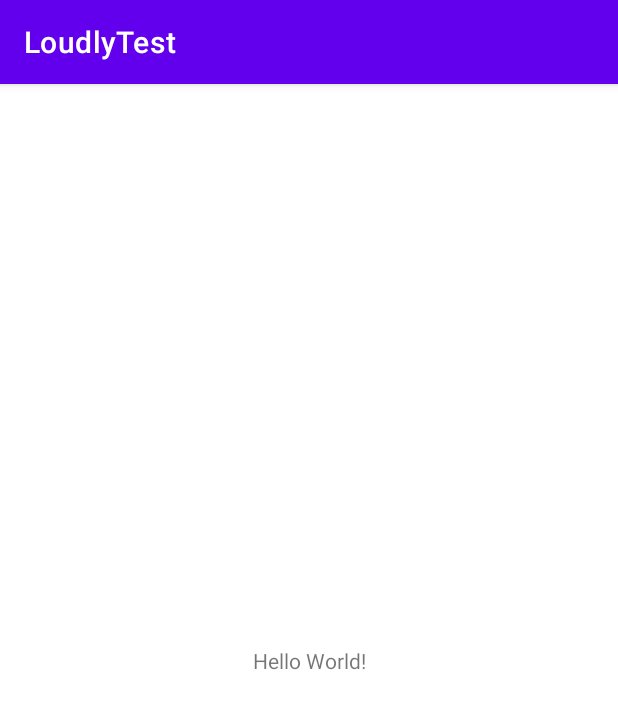
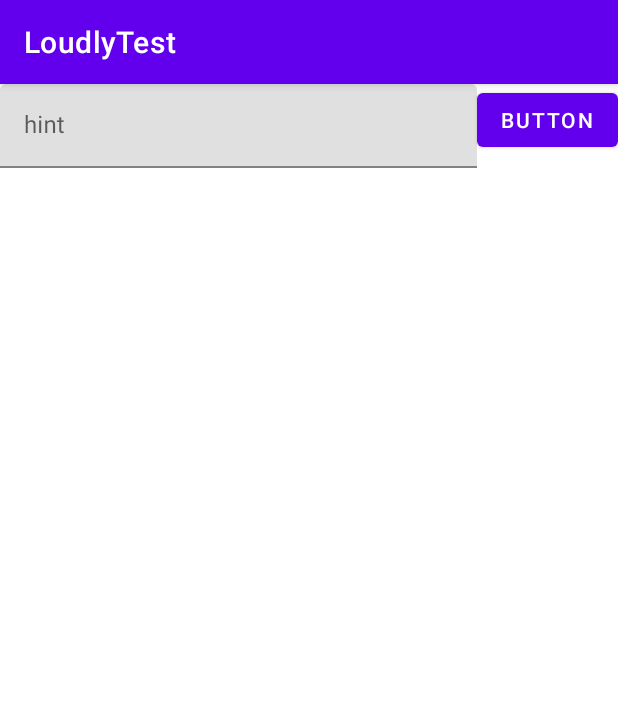
Before and after one commit to KilianCallebaut/LoudlyTest, an Android app: the screen it shows after launch (MainActivity), on a phone screen of 412 x 824 dp. Shown: the top 709 px of the screen. Run offline under Robolectric (Android 15) with nearby library versions, the phone set to English and light mode, and no system bars.

Commit message:
Setting up xmls

```diff
--- a/app/src/main/res/layout/activity_main.xml
+++ b/app/src/main/res/layout/activity_main.xml
@@ -6,13 +6,41 @@
     android:layout_height="match_parent"
     tools:context=".MainActivity">
 
-    <TextView
+    <Button
+        android:id="@+id/SearchButton"
         android:layout_width="wrap_content"
         android:layout_height="wrap_content"
-        android:text="Hello World!"
+        android:layout_marginBottom="8dp"
+        android:text="Button"
+        app:layout_constraintBottom_toTopOf="@+id/apiContent"
+        app:layout_constraintEnd_toEndOf="parent"
+        app:layout_constraintTop_toTopOf="parent"
+        app:layout_constraintVertical_bias="0.505" />
+
+    <androidx.recyclerview.widget.RecyclerView
+        android:id="@+id/apiContent"
+        android:layout_width="0dp"
+        android:layout_height="0dp"
         app:layout_constraintBottom_toBottomOf="parent"
-        app:layout_constraintLeft_toLeftOf="parent"
-        app:layout_constraintRight_toRightOf="parent"
-        app:layout_constraintTop_toTopOf="parent" />
+        app:layout_constraintEnd_toEndOf="parent"
+        app:layout_constraintStart_toStartOf="parent"
+        app:layout_constraintTop_toBottomOf="@+id/SearchButton">
+
+    </androidx.recyclerview.widget.RecyclerView>
+
+    <com.google.android.material.textfield.TextInputLayout
+        android:layout_width="0dp"
+        android:layout_height="wrap_content"
+        app:layout_constraintBottom_toTopOf="@+id/apiContent"
+        app:layout_constraintEnd_toStartOf="@+id/SearchButton"
+        app:layout_constraintStart_toStartOf="parent"
+        app:layout_constraintTop_toTopOf="parent">
+
+        <com.google.android.material.textfield.TextInputEditText
+            android:id="@+id/searchField"
+            android:layout_width="match_parent"
+            android:layout_height="wrap_content"
+            android:hint="hint" />
+    </com.google.android.material.textfield.TextInputLayout>
 
 </androidx.constraintlayout.widget.ConstraintLayout>
--- /dev/null
+++ b/app/src/main/res/layout/repo_item.xml
@@ -0,0 +1,6 @@
+<?xml version="1.0" encoding="utf-8"?>
+<androidx.constraintlayout.widget.ConstraintLayout xmlns:android="http://schemas.android.com/apk/res/android"
+    android:layout_width="match_parent"
+    android:layout_height="match_parent">
+
+</androidx.constraintlayout.widget.ConstraintLayout>
```
